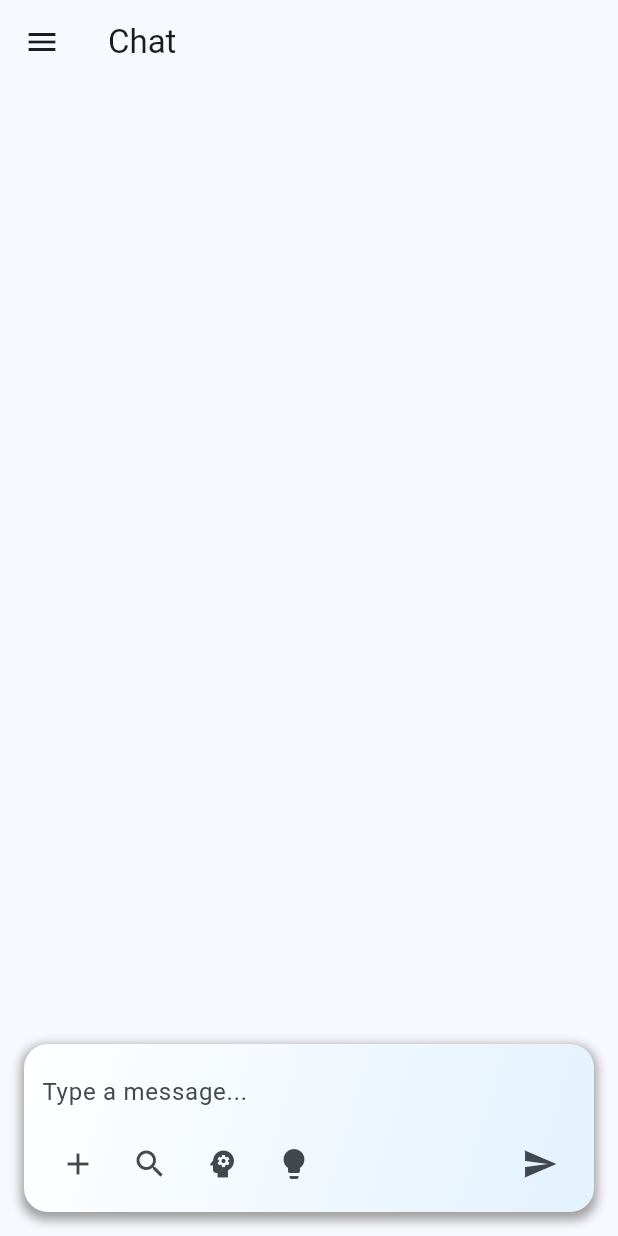
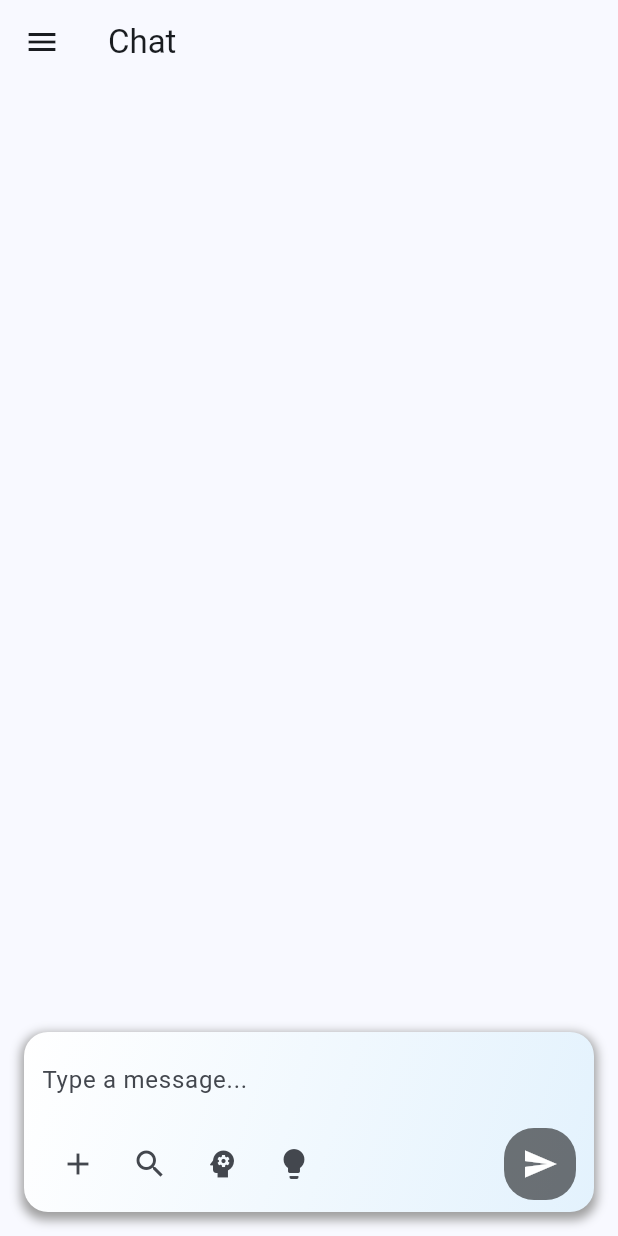
Before and after one commit to nguyentronghuan101120/ai-chat-bot-with-flutter, a Flutter app: the ChattingWithBotWidget widget shown alone on an empty page, opened directly, on a phone screen of 412 x 824 dp. Run offline on Flutter 3.47's test engine with Material 3 defaults, Android fonts, the phone set to English and light mode, and no system bars; our stand-ins replace easy_localization, equatable, flutter_bloc, flutter_screenutil, flutter_spinkit, get_it; missing offline and left inert: dart_openai.

Commit message:
Enhance chat UI with improved input handling and responsive design
- Added Shift+Enter support for multiline input in chat bar
- Implemented responsive layout for initial chat screen
- Refined chat bar widget with better styling and interaction
- Updated chat widgets to support mobile and desktop layouts
- Improved function buttons and text input handling

```diff
--- a/lib/presentation/base/ui/base_page.dart
+++ b/lib/presentation/base/ui/base_page.dart
@@ -27,6 +27,7 @@ class BasePage extends StatelessWidget {
       ),
       body: Padding(
         padding: const EdgeInsets.all(16.0),
+        child: Center(
           child: LayoutBuilder(
             builder: (context, constraints) {
               if (constraints.maxWidth > 768) {
@@ -37,6 +38,7 @@ class BasePage extends StatelessWidget {
             },
           ),
         ),
+      ),
     );
   }
 }
--- a/lib/presentation/chat/ui/widgets/chat_bar.dart
+++ b/lib/presentation/chat/ui/widgets/chat_bar.dart
@@ -1,6 +1,7 @@
 import 'package:ai_chat_bot/gen/locale_keys.g.dart';
 import 'package:easy_localization/easy_localization.dart';
 import 'package:flutter/material.dart';
+import 'package:flutter/services.dart';
 
 class ChatBarWidget extends StatefulWidget {
   const ChatBarWidget({super.key, required this.onSubmit});
@@ -21,15 +22,42 @@ class ChatBarWidgetState extends State<ChatBarWidget> {
     super.dispose();
   }
 
+  KeyEventResult _onKeyEvent(FocusNode node, KeyEvent event) {
+    if (event is KeyDownEvent && event.logicalKey == LogicalKeyboardKey.enter) {
+      if (HardwareKeyboard.instance.isShiftPressed) {
+        // Insert a new line when Shift + Enter is pressed
+        final cursorPosition = messageController.selection.baseOffset;
+        final newText = messageController.text
+            .replaceRange(cursorPosition, cursorPosition, '\n');
+
+        messageController.value = TextEditingValue(
+          text: newText,
+          selection: TextSelection.collapsed(offset: cursorPosition + 1),
+        );
+
+        return KeyEventResult.handled;
+      } else {
+        // Submit message when only Enter is pressed
+        widget.onSubmit(messageController.text.trim());
+        messageController.clear();
+        focusNode.requestFocus();
+        return KeyEventResult.handled;
+      }
+    }
+    return KeyEventResult.ignored;
+  }
+
   @override
   Widget build(BuildContext context) {
-    return Container(
-      constraints: BoxConstraints(maxWidth: 768),
+    return Focus(
+      onKeyEvent: _onKeyEvent,
+      child: Container(
+        constraints: const BoxConstraints(maxWidth: 768),
         padding: const EdgeInsets.symmetric(horizontal: 12, vertical: 8),
         decoration: BoxDecoration(
           color: Colors.white,
           borderRadius: BorderRadius.circular(16),
-        boxShadow: [
+          boxShadow: const [
             BoxShadow(
               color: Colors.grey,
               spreadRadius: 2,
@@ -47,6 +75,9 @@ class ChatBarWidgetState extends State<ChatBarWidget> {
           children: [
             TextField(
               controller: messageController,
+              keyboardType: TextInputType.multiline,
+              minLines: 1,
+              maxLines: 5,
               decoration: InputDecoration(
                 hintText: LocaleKeys.typeAMessage.tr(),
                 border: InputBorder.none,
@@ -60,12 +91,19 @@ class ChatBarWidgetState extends State<ChatBarWidget> {
               },
               focusNode: focusNode,
             ),
-          Row(
+            const SizedBox(height: 8),
+            Container(
+              constraints: BoxConstraints(maxWidth: 768),
+              child: Row(
                 children: [
-              _buildFuntionButton(),
-              Spacer(),
-              IconButton(
-                icon: const Icon(Icons.send),
+                  Expanded(child: _buildFunctionButtons()),
+                  Container(
+                    decoration: BoxDecoration(
+                      color: Colors.black54,
+                      borderRadius: BorderRadius.circular(20),
+                    ),
+                    child: IconButton(
+                      icon: const Icon(Icons.send, color: Colors.white),
                       onPressed: () {
                         if (messageController.text.isNotEmpty) {
                           widget.onSubmit(messageController.text);
@@ -74,33 +112,27 @@ class ChatBarWidgetState extends State<ChatBarWidget> {
                         }
                       },
                     ),
+                  ),
                 ],
               ),
+            ),
+          ],
+        ),
+      ),
+    );
+  }
+
+  Widget _buildFunctionButtons() {
+    return SingleChildScrollView(
+      scrollDirection: Axis.horizontal,
+      child: Row(
+        children: [
+          IconButton(icon: const Icon(Icons.add), onPressed: () {}),
+          IconButton(icon: const Icon(Icons.search), onPressed: () {}),
+          IconButton(icon: const Icon(Icons.psychology), onPressed: () {}),
+          IconButton(icon: const Icon(Icons.lightbulb), onPressed: () {}),
         ],
       ),
     );
   }
-
-  Widget _buildFuntionButton() {
-    return Row(
-      children: [
-        IconButton(
-          icon: const Icon(Icons.add),
-          onPressed: () {},
-        ),
-        IconButton(
-          icon: const Icon(Icons.search),
-          onPressed: () {},
-        ),
-        IconButton(
-          icon: const Icon(Icons.psychology), // Reason icon
-          onPressed: () {},
-        ),
-        IconButton(
-          icon: const Icon(Icons.lightbulb), // Deep Think icon
-          onPressed: () {},
-        ),
-      ],
-    );
 }
-}
--- a/lib/presentation/chat/ui/widgets/chatting_with_bot_widget.dart
+++ b/lib/presentation/chat/ui/widgets/chatting_with_bot_widget.dart
@@ -9,11 +9,16 @@ import 'package:flutter/material.dart';
 import 'package:flutter_bloc/flutter_bloc.dart';
 import 'package:flutter_screenutil/flutter_screenutil.dart';
 
-class ChattingWithBotWidget extends StatelessWidget {
-  ChattingWithBotWidget({
+class ChattingWithBotWidget extends StatefulWidget {
+  const ChattingWithBotWidget({
     super.key,
   });
 
+  @override
+  State<ChattingWithBotWidget> createState() => _ChattingWithBotWidgetState();
+}
+
+class _ChattingWithBotWidgetState extends State<ChattingWithBotWidget> {
   @override
   Widget build(BuildContext context) {
     return BasePage(
@@ -81,7 +86,7 @@ class ChattingWithBotWidget extends StatelessWidget {
               }
 
               return ListView.builder(
-                padding: EdgeInsets.symmetric(vertical: 12.h, horizontal: 16.w),
+                padding: EdgeInsets.symmetric(vertical: 12.h),
                 itemCount: _chatHistories.length,
                 controller: _scrollController,
                 itemBuilder: (context, index) {
```
Also changed, not shown: lib/presentation/chat/ui/widgets/initial_chat_widget.dart (+53 -88 lines). Lines whose indentation alone changed are shown as unchanged.
